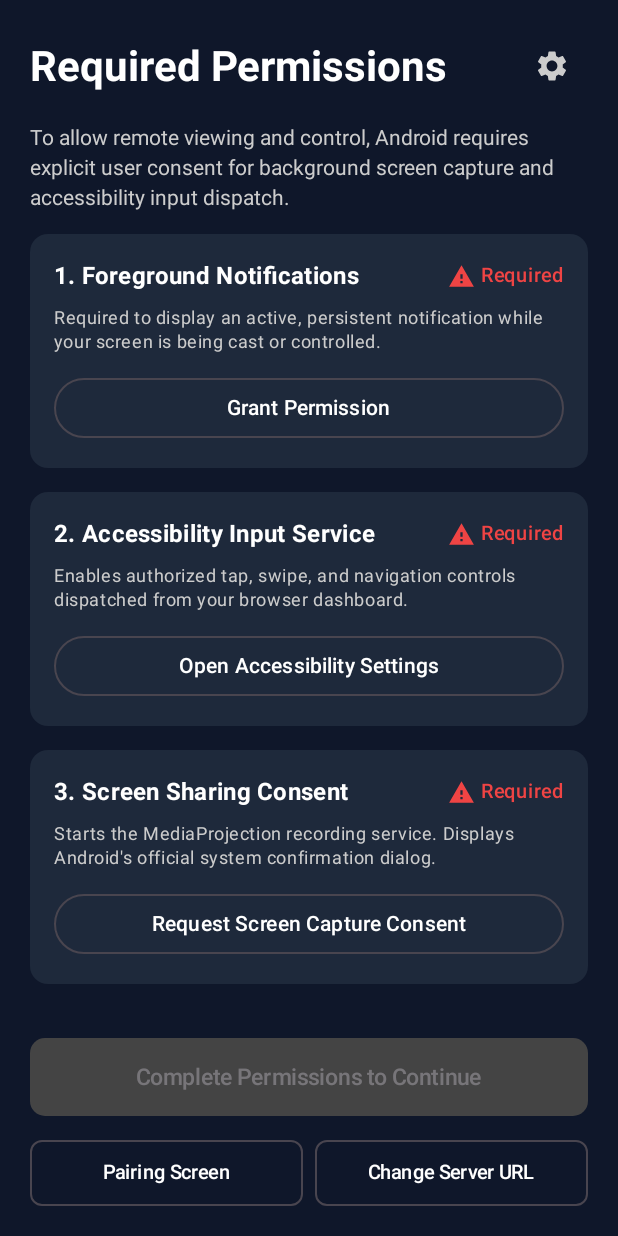
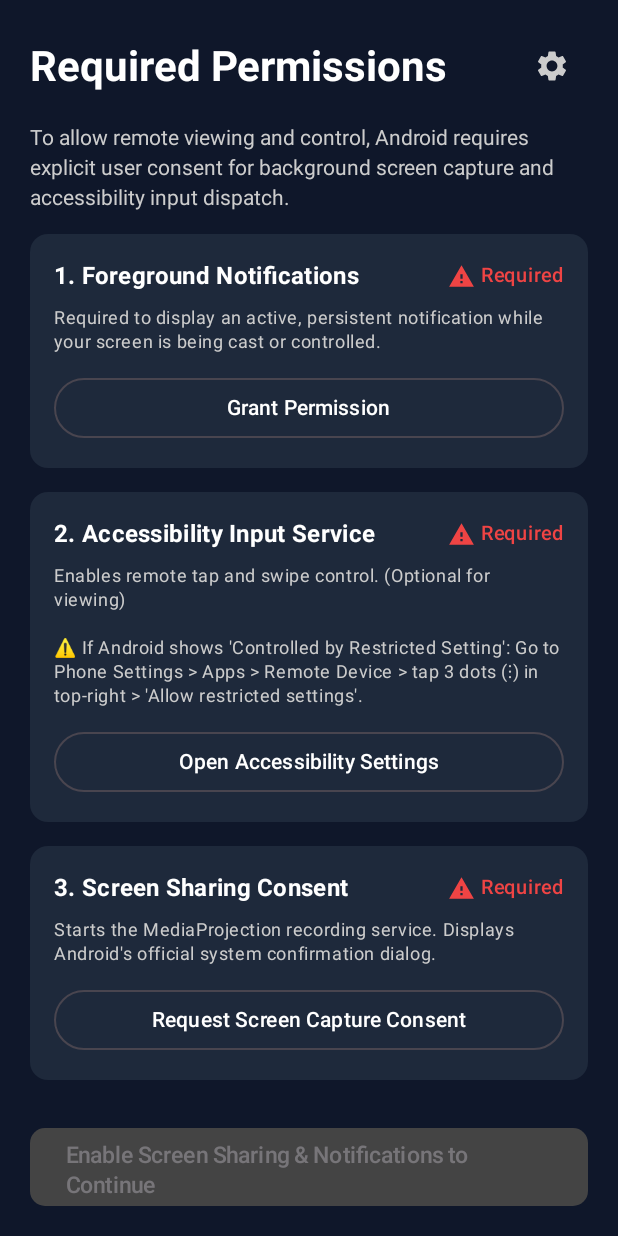
Before and after one commit to JerowinRicky/mobile_mir, an Android app built with Jetpack Compose: the composable PermissionsScreen shown on its own in the app's theme, on a phone screen of 412 x 824 dp. Run offline under Robolectric (Android 15) with nearby library versions, the phone set to English and light mode, and no system bars; 8 statements that could not run were skipped.

Commit message:
Allow view-only screen sharing without accessibility and improve active session polling

```diff
--- a/android/app/src/main/java/com/antigravity/remotedevice/ui/MainActivity.kt
+++ b/android/app/src/main/java/com/antigravity/remotedevice/ui/MainActivity.kt
@@ -318,6 +318,7 @@ class MainActivity : ComponentActivity() {
             if (isPaired && isMediaProjectionActive) {
                 val cleanUrl = serverUrl.trim().removeSuffix("/")
                 val deviceToken = secureStorage.getDeviceToken() ?: ""
+                var connectedSessionId: String? = null
                 while (isActive) {
                     try {
                         val request = Request.Builder()
@@ -331,11 +332,14 @@ class MainActivity : ComponentActivity() {
                             if (json.optBoolean("has_active_session", false)) {
                                 val sessionId = json.optString("session_id")
                                 val userEmail = json.optString("user_email")
-                                if (sessionId.isNotEmpty() && currentScreen != Screen.ACTIVE_SESSION) {
+                                if (sessionId.isNotEmpty() && connectedSessionId != sessionId) {
+                                    connectedSessionId = sessionId
                                     pairedEmail = userEmail
                                     MediaProjectionService.connectSession(this@MainActivity, sessionId)
                                     currentScreen = Screen.ACTIVE_SESSION
                                 }
+                            } else {
+                                connectedSessionId = null
                             }
                         }
                     } catch (e: Exception) {
--- a/android/app/src/main/java/com/antigravity/remotedevice/ui/screens/PermissionsScreen.kt
+++ b/android/app/src/main/java/com/antigravity/remotedevice/ui/screens/PermissionsScreen.kt
@@ -89,7 +89,11 @@ fun PermissionsScreen(
 
         PermissionCard(
             title = "2. Accessibility Input Service",
-            description = "Enables authorized tap, swipe, and navigation controls dispatched from your browser dashboard.",
+            description = if (isAccessibilityEnabled) {
+                "Enables authorized tap, swipe, and navigation controls dispatched from your browser dashboard."
+            } else {
+                "Enables remote tap and swipe control. (Optional for viewing)\n\n⚠️ If Android shows 'Controlled by Restricted Setting': Go to Phone Settings > Apps > Remote Device > tap 3 dots (⋮) in top-right > 'Allow restricted settings'."
+            },
             isGranted = isAccessibilityEnabled,
             actionLabel = "Open Accessibility Settings",
             onAction = onOpenAccessibilitySettings
@@ -105,20 +109,25 @@ fun PermissionsScreen(
 
         Spacer(modifier = Modifier.weight(1f))
 
-        val allPermissionsReady = hasNotificationPermission && isAccessibilityEnabled && isMediaProjectionActive
+        val canStream = hasNotificationPermission && isMediaProjectionActive
+        val allPermissionsReady = canStream && isAccessibilityEnabled
 
         Button(
             onClick = onNavigateToActiveSession,
-            enabled = allPermissionsReady,
+            enabled = canStream,
             modifier = Modifier.fillMaxWidth().height(52.dp),
             shape = RoundedCornerShape(10.dp),
             colors = ButtonDefaults.buttonColors(
-                containerColor = EmeraldAccent,
+                containerColor = if (allPermissionsReady) EmeraldAccent else Color(0xFFD97706),
                 disabledContainerColor = Color.DarkGray
             )
         ) {
             Text(
-                text = if (allPermissionsReady) "All Permissions Ready — Open Session" else "Complete Permissions to Continue",
+                text = when {
+                    allPermissionsReady -> "All Permissions Ready — Open Session"
+                    canStream -> "Start Session (View-Only Mode)"
+                    else -> "Enable Screen Sharing & Notifications to Continue"
+                },
                 fontSize = 15.sp,
                 fontWeight = FontWeight.SemiBold
             )
```
